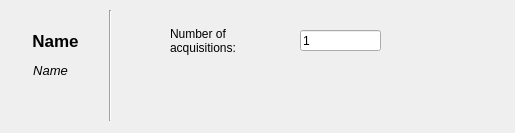
Old version of the form sbndprmdaq/prm_settings/single_prm_digitizer_settings.ui in the repository marcodeltutto/SBNDPurityMonitorDAQ; both pictures show x 0 to 515 and y 0 to 133 of the 760 by 133 pixel window.
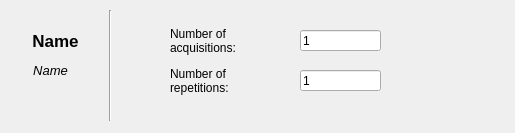
New version of the form.

Commit message: Add n repetitions to gui

What changed in the file:
```diff
--- a/sbndprmdaq/prm_settings/single_prm_digitizer_settings.ui
+++ b/sbndprmdaq/prm_settings/single_prm_digitizer_settings.ui
@@ -101,6 +101,33 @@
      <string>1</string>
     </property>
    </widget>
+   <widget class="QLabel" name="_n_repetitions_label">
+    <property name="geometry">
+     <rect>
+      <x>170</x>
+      <y>60</y>
+      <width>101</width>
+      <height>41</height>
+     </rect>
+    </property>
+    <property name="text">
+     <string>Number of
+repetitions:</string>
+    </property>
+   </widget>
+   <widget class="QLineEdit" name="_n_repetitions">
+    <property name="geometry">
+     <rect>
+      <x>300</x>
+      <y>70</y>
+      <width>81</width>
+      <height>21</height>
+     </rect>
+    </property>
+    <property name="text">
+     <string>1</string>
+    </property>
+   </widget>
   </widget>
   <action name="actionShow_Logs">
    <property name="text">
```
The commit also changes 4 other files.
